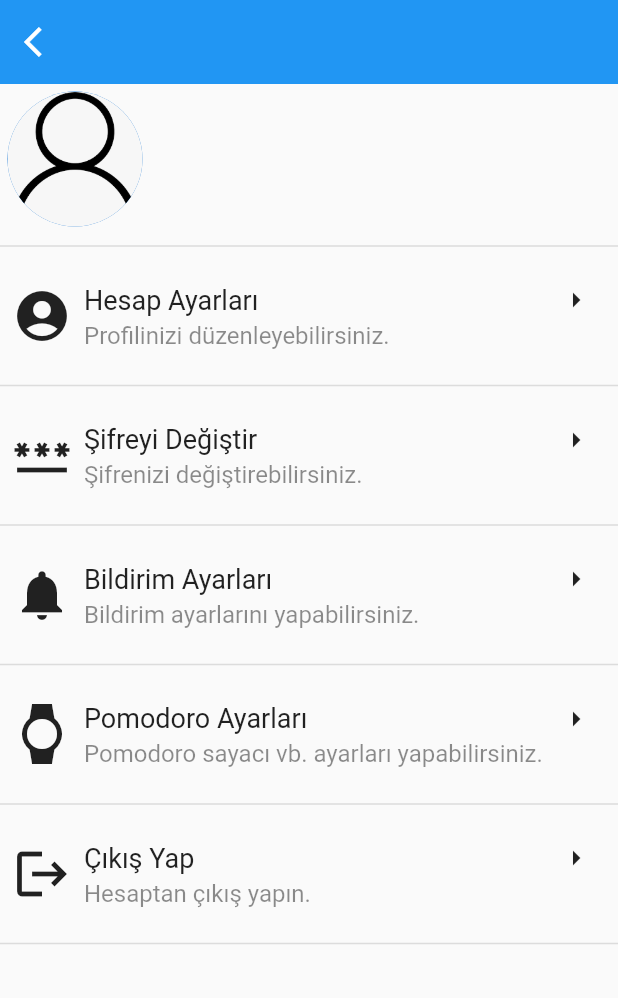
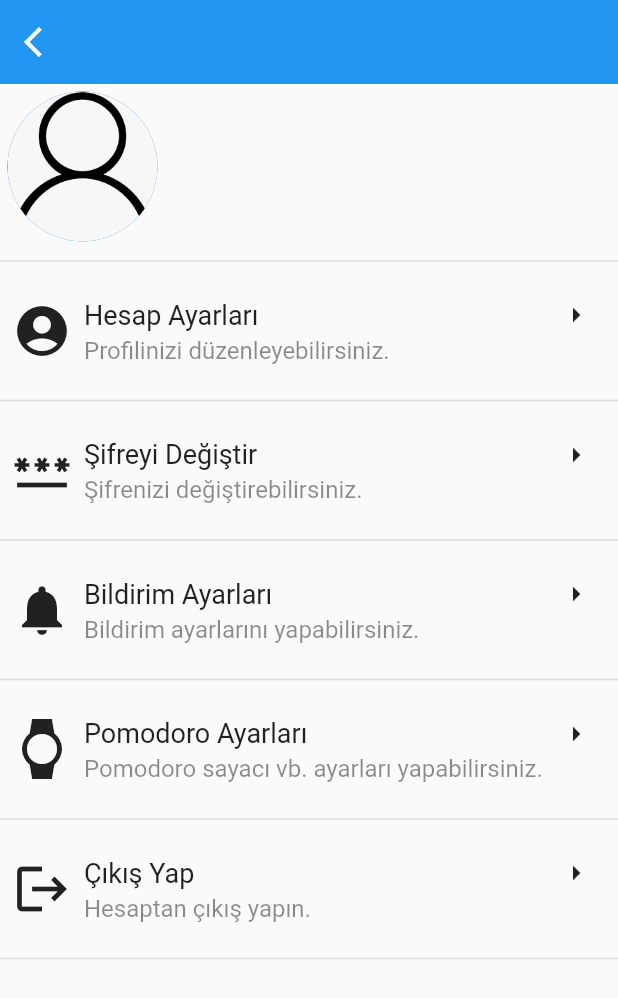
Before and after one commit to SezerKaynak/pomo2do, a Flutter app: the PersonInfo screen opened by its route, on a phone screen of 412 x 824 dp. Shown: the top 998 px of the screen. Run offline on Flutter 3.47's test engine with Material 2 defaults, Android fonts, the light colour scheme and no system bars; our stand-ins replace cached_network_image, cloud_firestore, firebase_auth, firebase_core, firebase_storage, flutter_smart_dialog and 1 more; missing offline and left inert: firestore_search; accounts and stored records are empty; network calls fail.

Commit message:
Person info page updated

```diff
--- a/lib/pages/person_info.dart
+++ b/lib/pages/person_info.dart
@@ -64,7 +64,7 @@ class _PersonInfoState extends State<PersonInfo> {
               Padding(
                 padding: const EdgeInsets.all(5),
                 child: CircleAvatar(
-                  radius: 45.0,
+                  radius: 50.0,
                   child: downloadUrl != null
                       ? CachedNetworkImage(
                           fit: BoxFit.cover,
@@ -72,7 +72,7 @@ class _PersonInfoState extends State<PersonInfo> {
                           imageBuilder: (context, imageProvider) {
                             return ClipOval(
                                 child: SizedBox.fromSize(
-                                    size: const Size.fromRadius(45),
+                                    size: const Size.fromRadius(50),
                                     child: Image(
                                         image: imageProvider,
                                         fit: BoxFit.cover)));
```
